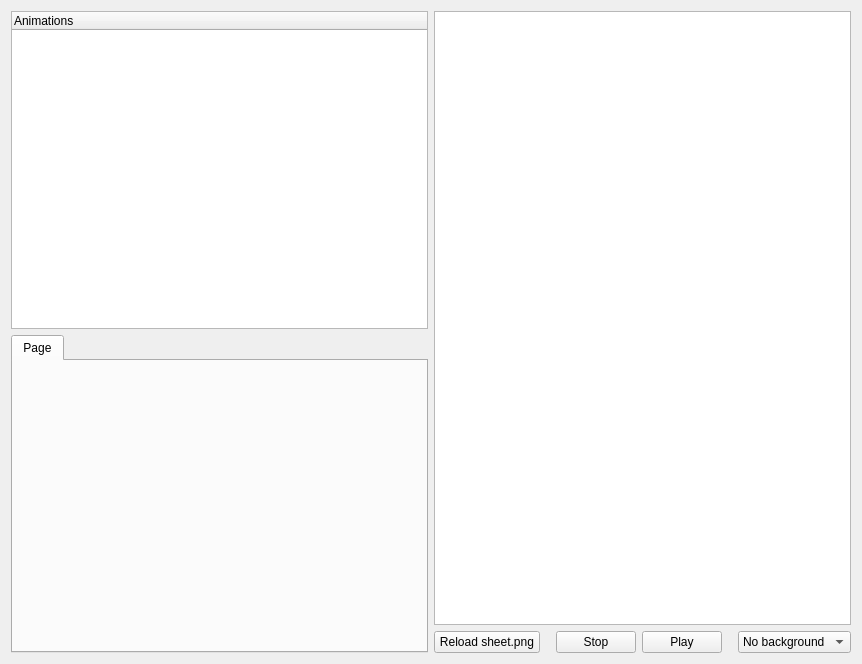
Before: the Qt Designer form gui-tool/ui/animatorwidget.ui in headshot2017/smbzg-charloader, drawn with Qt 5.
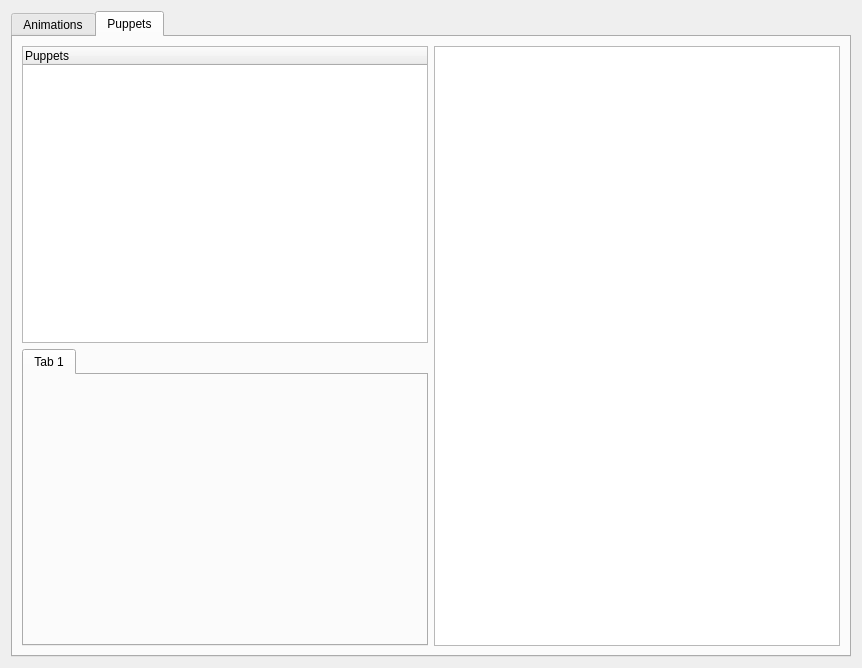
After: the same form once the commit is applied. The open tabs and pages were chosen to show the change. Custom widgets are drawn as their Qt base class.

Commit message: gui-tool: puppet animation support

Patch:
```diff
--- a/gui-tool/ui/animatorwidget.ui
+++ b/gui-tool/ui/animatorwidget.ui
@@ -7,7 +7,7 @@
     <x>0</x>
     <y>0</y>
     <width>862</width>
-    <height>664</height>
+    <height>668</height>
    </rect>
   </property>
   <property name="windowTitle">
@@ -15,7 +15,18 @@
   </property>
   <layout class="QHBoxLayout" name="horizontalLayout_2">
    <item>
-    <layout class="QHBoxLayout" name="horizontalLayout">
+    <widget class="QTabWidget" name="tabWidget">
+     <property name="currentIndex">
+      <number>0</number>
+     </property>
+     <widget class="QWidget" name="tab_anims">
+      <attribute name="title">
+       <string>Animations</string>
+      </attribute>
+      <attribute name="toolTip">
+       <string>Create the animations for this character or companion here</string>
+      </attribute>
+      <layout class="QHBoxLayout" name="horizontalLayout_3">
      <item>
       <layout class="QVBoxLayout" name="verticalLayout">
        <item>
@@ -137,6 +148,49 @@
       </layout>
      </item>
     </layout>
+     </widget>
+     <widget class="QWidget" name="tab_puppets">
+      <attribute name="title">
+       <string>Puppets</string>
+      </attribute>
+      <attribute name="toolTip">
+       <string>Define the &quot;puppets&quot; for use in your character's animations here. These puppets can be separate parts, such as arms or head, for example</string>
+      </attribute>
+      <layout class="QHBoxLayout" name="horizontalLayout">
+       <item>
+        <layout class="QVBoxLayout" name="verticalLayout_2">
+         <item>
+          <widget class="QTreeWidget" name="puppetsTree">
+           <property name="contextMenuPolicy">
+            <enum>Qt::CustomContextMenu</enum>
+           </property>
+           <column>
+            <property name="text">
+             <string>Puppets</string>
+            </property>
+           </column>
+          </widget>
+         </item>
+         <item>
+          <widget class="QTabWidget" name="puppetsTabs">
+           <property name="currentIndex">
+            <number>0</number>
+           </property>
+           <widget class="QWidget" name="tab_2">
+            <attribute name="title">
+             <string>Tab 1</string>
+            </attribute>
+           </widget>
+          </widget>
+         </item>
+        </layout>
+       </item>
+       <item>
+        <widget class="AnimatorGraphicsView" name="puppetView"/>
+       </item>
+      </layout>
+     </widget>
+    </widget>
    </item>
   </layout>
  </widget>
```
Lines whose indentation alone changed are shown as unchanged. The commit also changes 10 other files.
